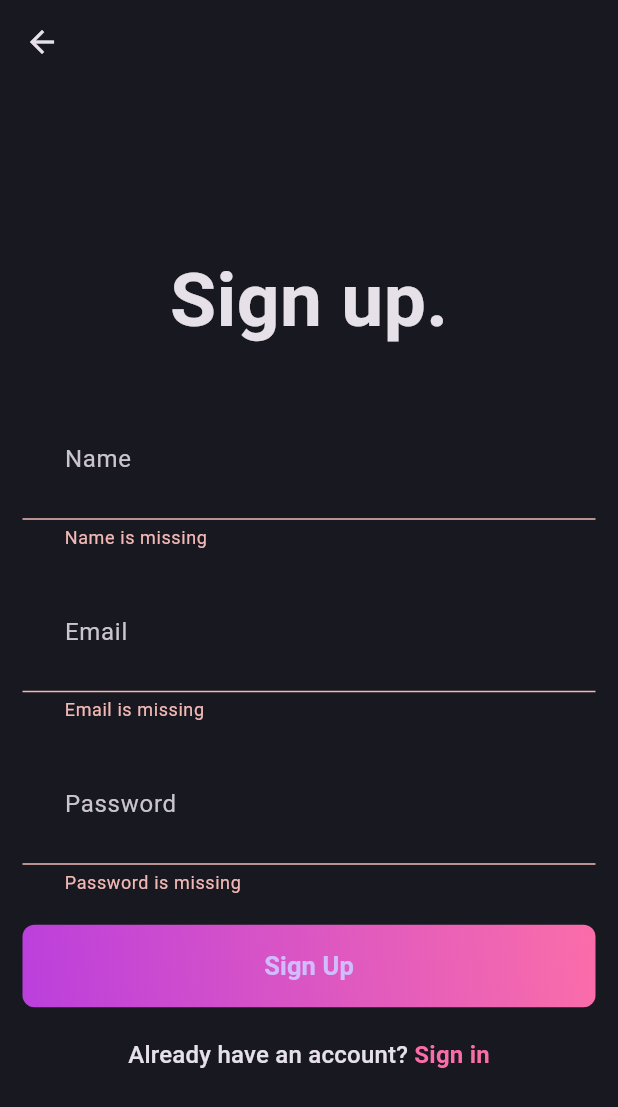
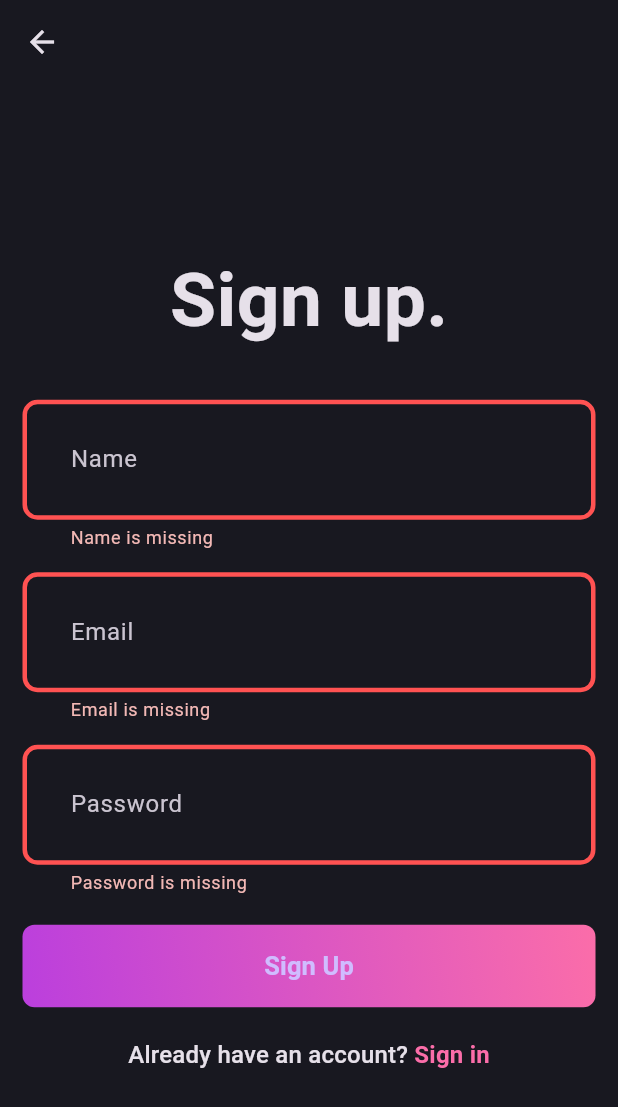
Before and after one commit to dev-zeb/blog-app, a Flutter app: the SignUpPage screen opened directly, after a tap on "Sign Up", on a phone screen of 412 x 824 dp. Shown: the top 1107 px of the screen. Run offline on Flutter 3.47's test engine with Material 3 defaults, Android fonts, the phone set to English and light mode, and no system bars; our stand-ins replace dotted_border, flutter_bloc, flutter_dotenv, fpdart, get_it, image_picker and 1 more; accounts and stored records are empty; network calls fail.

Commit message:
Modify the theme and add bloc for blogs in the main file

```diff
--- a/lib/core/theme/theme.dart
+++ b/lib/core/theme/theme.dart
@@ -3,21 +3,26 @@ import 'package:flutter/material.dart';
 
 class AppTheme {
   static _border([Color color = AppPallete.borderColor]) => OutlineInputBorder(
-    borderRadius: BorderRadius.circular(10),
-    borderSide: BorderSide(
-      color: color,
-      width: 3,
-    )
-  );
+      borderRadius: BorderRadius.circular(10),
+      borderSide: BorderSide(
+        color: color,
+        width: 3,
+      ));
   static final darkThemeMode = ThemeData.dark().copyWith(
     scaffoldBackgroundColor: AppPallete.backgroundColor,
     appBarTheme: const AppBarTheme(
       backgroundColor: AppPallete.backgroundColor,
     ),
+    chipTheme: const ChipThemeData(
+      color: MaterialStatePropertyAll(AppPallete.backgroundColor),
+      side: BorderSide.none,
+    ),
     inputDecorationTheme: InputDecorationTheme(
       contentPadding: const EdgeInsets.all(28),
+      border: _border(),
       enabledBorder: _border(),
+      errorBorder: _border(AppPallete.errorColor),
       focusedBorder: _border(AppPallete.gradient1),
-    )
+    ),
   );
 }
```
Also changed, not shown: lib/main.dart (+6 -5 lines).
